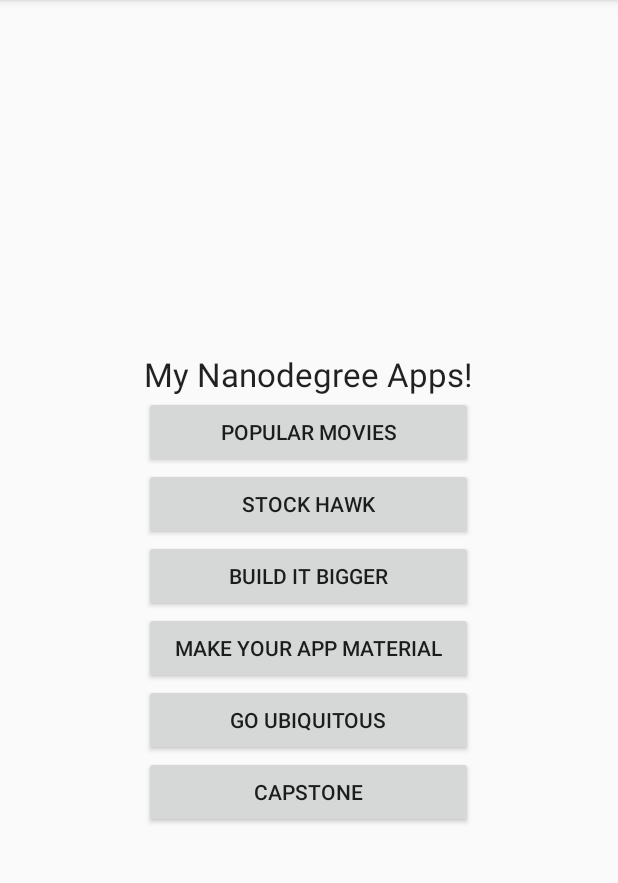
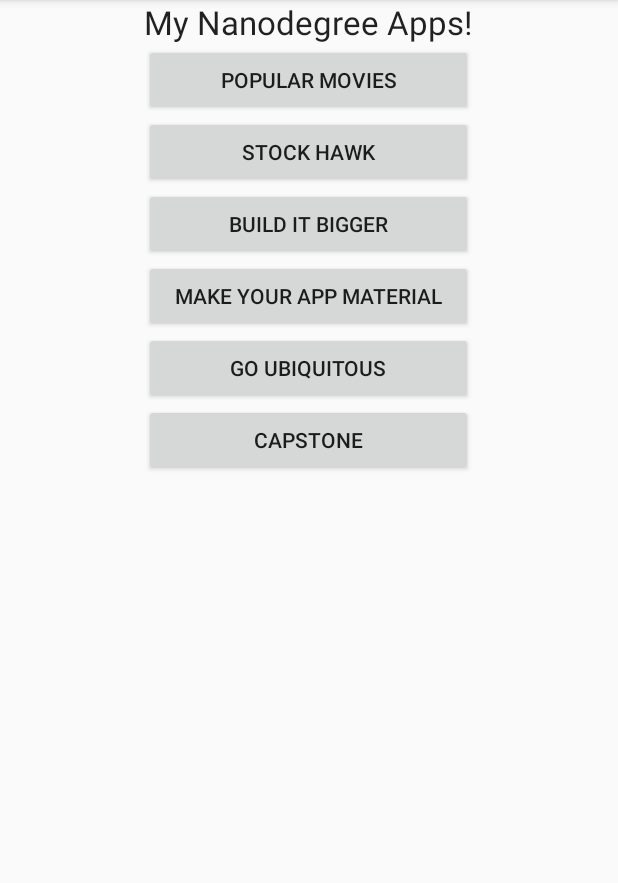
Before and after one commit to DaviBrg/MyAppPortfolio, an Android app: the screen it shows after launch (SelectAppActivity), after a tap on "POPULAR MOVIES", on a phone screen of 412 x 824 dp, the part 84-967 px from its top. Run offline under Robolectric (Android 15) with nearby library versions, the phone set to English and light mode, and no system bars.

Commit message:
Added suggestions from udacity reviewer.

```diff
--- a/app/src/main/java/app/portfolio/davibrg/com/myappportfolio/SelectAppActivity.java
+++ b/app/src/main/java/app/portfolio/davibrg/com/myappportfolio/SelectAppActivity.java
@@ -6,8 +6,6 @@ import android.view.View;
 import android.widget.Button;
 import android.widget.Toast;
 
-import java.util.ArrayList;
-
 public class SelectAppActivity extends AppCompatActivity {
 
     @Override
@@ -15,29 +13,12 @@ public class SelectAppActivity extends AppCompatActivity {
         super.onCreate(savedInstanceState);
         setContentView(R.layout.activity_select_app);
 
-        ArrayList<Button> buttonArrayList = new ArrayList<Button>();
-
-        buttonArrayList.add((Button) findViewById(R.id.button));
-        buttonArrayList.add((Button) findViewById(R.id.button2));
-        buttonArrayList.add((Button) findViewById(R.id.button3));
-        buttonArrayList.add((Button) findViewById(R.id.button4));
-        buttonArrayList.add((Button) findViewById(R.id.button5));
-        buttonArrayList.add((Button) findViewById(R.id.button6));
-
-
-        for(Button button : buttonArrayList) {
-            button.setOnClickListener(new View.OnClickListener() {
-                @Override
-                public void onClick(View v) {
-                    showAppNameToast((Button) v);
-                }
-            });
-        }
     }
 
-    private void showAppNameToast(Button button) {
-        String toastString = "This button will launch " + button.getText().toString().toLowerCase()
-                + " app!";
+    public void showAppNameToast(View v) {
+        Button button = (Button) v;
+        String toastString = String.format(getResources().getString(R.string.portfolio_toast),
+                button.getText().toString().toLowerCase());
         Toast.makeText(getApplicationContext(),toastString, Toast.LENGTH_SHORT).show();
     }
 }
--- a/app/src/main/res/layout/activity_select_app.xml
+++ b/app/src/main/res/layout/activity_select_app.xml
@@ -1,86 +1,59 @@
 <?xml version="1.0" encoding="utf-8"?>
-<RelativeLayout xmlns:android="http://schemas.android.com/apk/res/android"
+<ScrollView xmlns:android="http://schemas.android.com/apk/res/android"
     xmlns:tools="http://schemas.android.com/tools"
-    android:layout_width="match_parent"
-    android:layout_height="match_parent"
-    android:paddingBottom="@dimen/activity_vertical_margin"
-    android:paddingLeft="@dimen/activity_horizontal_margin"
-    android:paddingRight="@dimen/activity_horizontal_margin"
-    android:paddingTop="@dimen/activity_vertical_margin"
+    android:layout_width="fill_parent"
+    android:layout_height="wrap_content"
+    android:fillViewport="true"
     tools:context="app.portfolio.davibrg.com.myappportfolio.SelectAppActivity">
 
-    <Button
-        android:layout_width="wrap_content"
-        android:layout_height="wrap_content"
-        android:text="BUILD IT BIGGER"
-        android:id="@+id/button"
-        android:layout_centerVertical="true"
-        android:layout_alignRight="@+id/textView"
-        android:layout_alignEnd="@+id/textView"
-        android:layout_alignLeft="@+id/textView"
-        android:layout_alignStart="@+id/textView" />
+    <RelativeLayout
+        android:layout_width="match_parent"
+        android:layout_height="wrap_content">
 
-    <Button
-        android:layout_width="wrap_content"
-        android:layout_height="wrap_content"
-        android:text="STOCK HAWK"
-        android:id="@+id/button2"
-        android:layout_above="@+id/button"
-        android:layout_alignRight="@+id/textView"
-        android:layout_alignEnd="@+id/textView"
-        android:layout_alignLeft="@+id/textView"
-        android:layout_alignStart="@+id/textView" />
+        <TextView
+            android:layout_width="wrap_content"
+            android:layout_height="wrap_content"
+            android:textAppearance="?android:attr/textAppearanceLarge"
+            android:text="@string/my_nanodegree_apps"
+            android:id="@+id/textView"
+            android:layout_centerHorizontal="true" />
 
-    <Button
-        android:layout_width="wrap_content"
-        android:layout_height="wrap_content"
-        android:text="POPULAR MOVIES"
-        android:id="@+id/button3"
-        android:layout_above="@+id/button2"
-        android:layout_alignRight="@+id/textView"
-        android:layout_alignEnd="@+id/textView"
-        android:layout_alignLeft="@+id/textView"
-        android:layout_alignStart="@+id/textView" />
+        <Button
+            android:text="@string/popular_movies"
+            android:id="@+id/button"
+            android:layout_below="@+id/textView"
+            style="@style/MyButtonStyle" />
 
-    <Button
-        android:layout_width="wrap_content"
-        android:layout_height="wrap_content"
-        android:text="MAKE YOUR APP MATERIAL"
-        android:id="@+id/button4"
-        android:layout_below="@+id/button"
-        android:layout_alignRight="@+id/textView"
-        android:layout_alignEnd="@+id/textView"
-        android:layout_alignLeft="@+id/textView"
-        android:layout_alignStart="@+id/textView" />
+        <Button
+            android:text="@string/stock_hawk"
+            android:id="@+id/button2"
+            android:layout_below="@+id/button"
+            style="@style/MyButtonStyle" />
 
-    <Button
-        android:layout_width="wrap_content"
-        android:layout_height="wrap_content"
-        android:text="GO UBIQUITOUS"
-        android:id="@+id/button5"
-        android:layout_below="@+id/button4"
-        android:layout_alignRight="@+id/textView"
-        android:layout_alignEnd="@+id/textView"
-        android:layout_alignLeft="@+id/textView"
-        android:layout_alignStart="@+id/textView" />
+        <Button
+            android:text="@string/build_it_bigger"
+            android:id="@+id/button3"
+            android:layout_below="@+id/button2"
+            style="@style/MyButtonStyle" />
 
-    <Button
-        android:layout_width="wrap_content"
-        android:layout_height="wrap_content"
-        android:text="CAPSTONE"
-        android:id="@+id/button6"
-        android:layout_below="@+id/button5"
-        android:layout_alignRight="@+id/textView"
-        android:layout_alignEnd="@+id/textView"
-        android:layout_alignLeft="@+id/textView"
-        android:layout_alignStart="@+id/textView" />
+        <Button
+            android:text="@string/make_your_app_material"
+            android:id="@+id/button4"
+            android:layout_below="@+id/button3"
+            style="@style/MyButtonStyle" />
 
-    <TextView
-        android:layout_width="wrap_content"
-        android:layout_height="wrap_content"
-        android:textAppearance="?android:attr/textAppearanceLarge"
-        android:text="My Nanodegree Apps!"
-        android:id="@+id/textView"
-        android:layout_above="@+id/button3"
-        android:layout_centerHorizontal="true" />
-</RelativeLayout>
+        <Button
+            android:text="@string/go_ubiquitous"
+            android:id="@+id/button5"
+            android:layout_below="@+id/button4"
+            style="@style/MyButtonStyle" />
+
+        <Button
+            android:text="@string/capstone"
+            android:id="@+id/button6"
+            android:layout_below="@+id/button5"
+            style="@style/MyButtonStyle" />
+
+
+    </RelativeLayout>
+</ScrollView>
--- a/app/src/main/res/values/strings.xml
+++ b/app/src/main/res/values/strings.xml
@@ -1,3 +1,11 @@
 <resources>
     <string name="app_name">My App Portfolio</string>
+    <string name="popular_movies">POPULAR MOVIES</string>
+    <string name="stock_hawk">STOCK HAWK</string>
+    <string name="build_it_bigger">BUILD IT BIGGER</string>
+    <string name="make_your_app_material">MAKE YOUR APP MATERIAL</string>
+    <string name="go_ubiquitous">GO UBIQUITOUS</string>
+    <string name="capstone">CAPSTONE</string>
+    <string name="my_nanodegree_apps">My Nanodegree Apps!</string>
+    <string name="portfolio_toast">This button will launch %1s app!</string>
 </resources>
--- a/app/src/main/res/values/styles.xml
+++ b/app/src/main/res/values/styles.xml
@@ -8,4 +8,12 @@
         <item name="colorAccent">@color/colorAccent</item>
     </style>
 
+    <style name="MyButtonStyle" parent="Base.Widget.AppCompat.Button">
+        <item name="android:layout_width">wrap_content</item>
+        <item name="android:layout_height">wrap_content</item>
+        <item name="android:layout_alignRight">@+id/textView</item>
+        <item name="android:layout_alignLeft">@+id/textView</item>
+        <item name="android:onClick">showAppNameToast</item>
+    </style>
+
 </resources>
```
Also changed, not shown: 1 other file.
